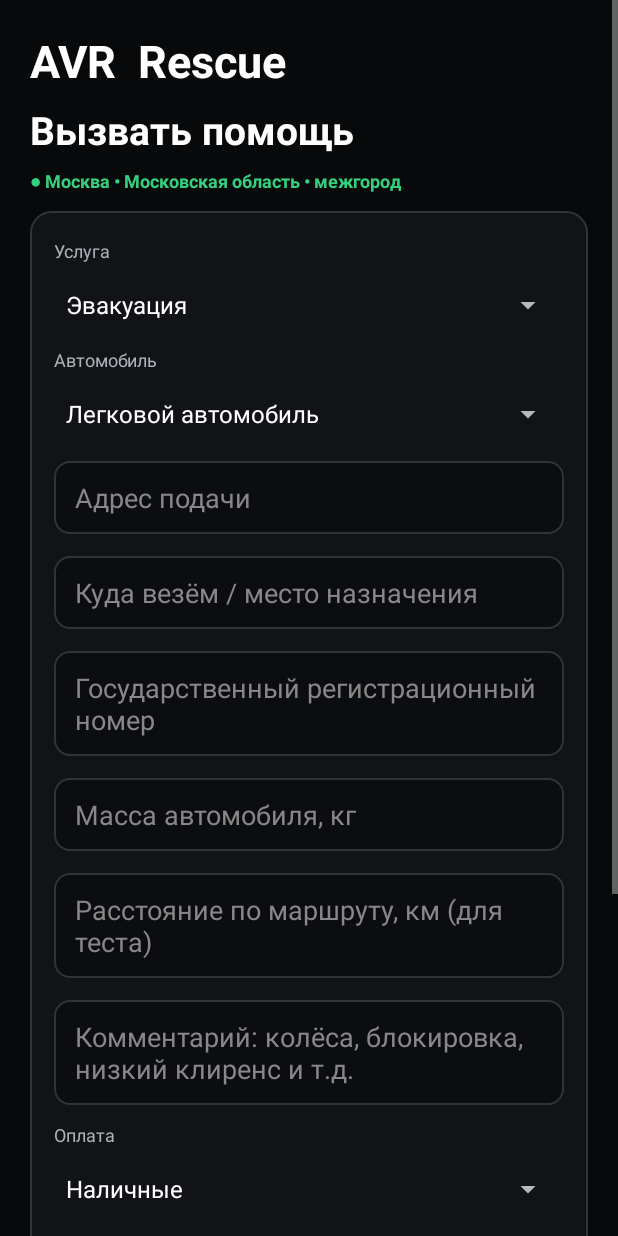
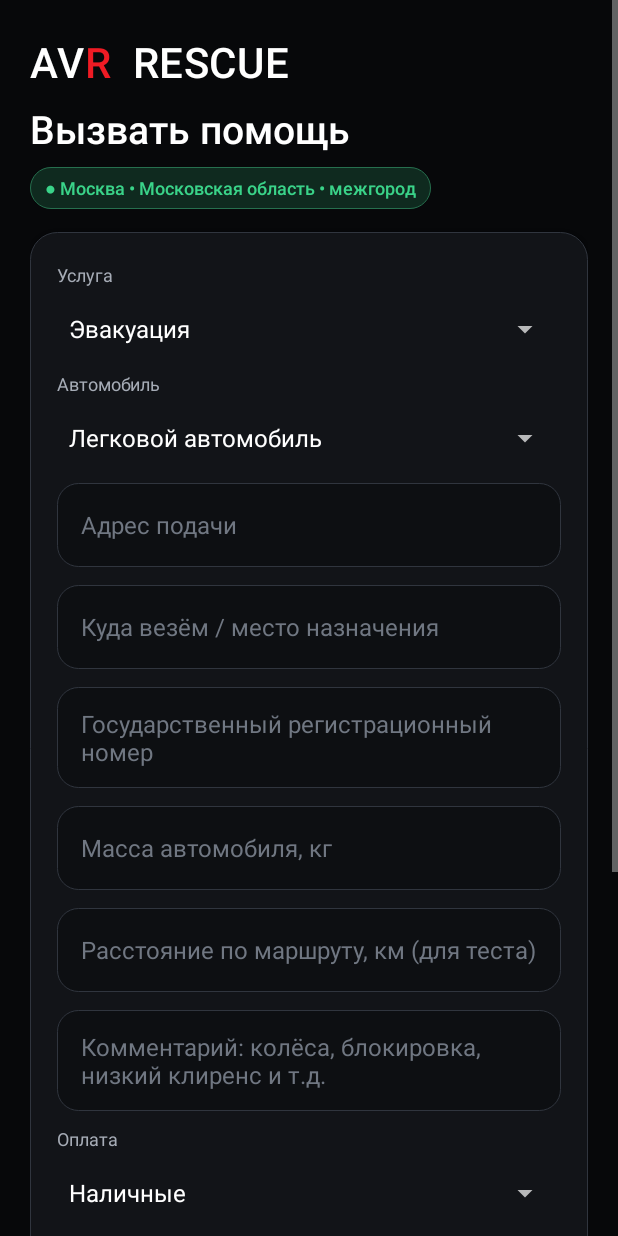
Before and after one commit to JAAXCOB/vladislaw, an Android app: the CreateOrderActivity screen opened directly, with no data from a screen before it, on a phone screen of 412 x 824 dp. Run offline under Robolectric (Android 15) with nearby library versions, the phone set to English and light mode, and no system bars; network calls fail.

Commit message:
checkpoint: materialize published Android 3.23 sources

```diff
--- a/AVRescueAndroid/app/build.gradle
+++ b/AVRescueAndroid/app/build.gradle
@@ -6,8 +6,8 @@ android {
         applicationId 'ru.avrescue.app'
         minSdk 26
         targetSdk 36
-        versionCode 322
-        versionName '3.22'
+        versionCode 323
+        versionName '3.23'
     }
 }
 dependencies {
--- a/AVRescueAndroid/app/src/main/AndroidManifest.xml
+++ b/AVRescueAndroid/app/src/main/AndroidManifest.xml
@@ -19,6 +19,7 @@
     <activity android:name=".VerificationActivity"/>
     <activity android:name=".RegisterActivity"/>
     <activity android:name=".OrderDetailActivity"/>
+    <activity android:name=".PaymentActivity"/>
     <activity android:name=".CreateOrderActivity"/>
     <activity android:name=".DashboardActivity"/>
     <service android:name=".DriverLocationService" android:exported="false" android:foregroundServiceType="location"/>
--- a/AVRescueAndroid/app/src/main/java/ru/avrescue/app/OrderDetailActivity.java
+++ b/AVRescueAndroid/app/src/main/java/ru/avrescue/app/OrderDetailActivity.java
@@ -86,9 +86,11 @@ public class OrderDetailActivity extends Activity {
   String currentStatus=order.optString("status","");int eta=order.optInt("estimated_arrival_min",0);
   if(eta>0&&!"done".equals(currentStatus)&&!"completed".equals(currentStatus)&&!"cancelled".equals(currentStatus)){String etaTitle="in_transit".equals(currentStatus)?"До адреса назначения ≈ ":"До адреса подачи ≈ ";summary.addView(Ui.chip(this,etaTitle+eta+" мин",true));}
   box.addView(summary);
+  String payStatus=order.optString("payment_status","unpaid");boolean payable=price>0&&!"paid".equals(payStatus)&&!"refunded".equals(payStatus)&&!"cancelled".equals(currentStatus);
+  if(payable&&"executor".equals(role)&&order.optString("user_id","").isEmpty()){LinearLayout payment=Ui.card(this);payment.addView(Ui.text(this,"Безналичная оплата",18,true));payment.addView(Ui.muted(this,"Откройте банковский QR и передайте экран клиенту.",13));Button qr=Ui.button(this,"Показать QR для оплаты");qr.setOnClickListener(v->createPayment(qr,true));payment.addView(qr);box.addView(payment);}
 
   String worker=order.optString("assigned_worker_name","");
-  if(!worker.isEmpty()){
+  if(!"executor".equals(role)&&!worker.isEmpty()){
     LinearLayout w=Ui.card(this);
     w.addView(Ui.text(this,"Исполнитель",18,true));
     w.addView(Ui.text(this,worker,16,true));double wr=order.optDouble("worker_rating",0);if(wr>0)w.addView(Ui.muted(this,"Рейтинг "+wr,14));
@@ -151,6 +153,7 @@ public class OrderDetailActivity extends Activity {
   Intent intent=new Intent(Intent.ACTION_VIEW,uri);intent.setPackage("ru.yandex.yandexnavi");
   try{startActivity(intent);}catch(Exception e){Uri web=(lat!=0&&lng!=0)?Uri.parse("https://yandex.ru/maps/?ll="+lng+"%2C"+lat+"&z=16&pt="+lng+"%2C"+lat+"%2Cpm2rdm"):Uri.parse("https://yandex.ru/maps/?text="+Uri.encode(address));try{startActivity(new Intent(Intent.ACTION_VIEW,web));}catch(Exception ignored){Toast.makeText(this,"Не удалось открыть Яндекс Карты",Toast.LENGTH_SHORT).show();}}
  }
+ void createPayment(Button button,boolean driverQr){button.setEnabled(false);button.setText("Создаём оплату…");new Thread(()->{try{JSONObject r=ApiClient.post("/api/payment_create.php",new JSONObject().put("order_id",orderId));runOnUiThread(()->{button.setEnabled(true);button.setText("Показать QR для оплаты");if(r.optBoolean("ok")){Intent in=new Intent(this,PaymentActivity.class);in.putExtra("payment_url",r.optString("payment_url"));in.putExtra("driver_qr",driverQr);startActivity(in);}else Toast.makeText(this,r.optString("error","Не удалось создать оплату"),Toast.LENGTH_LONG).show();});}catch(Exception e){runOnUiThread(()->{button.setEnabled(true);button.setText("Показать QR для оплаты");Toast.makeText(this,"Нет связи с AV Rescue",Toast.LENGTH_LONG).show();});}}).start();}
 
 
  void autoDispatch(){new Thread(()->{try{JSONObject r=ApiClient.post("/api/mobile_auto_dispatch.php",new JSONObject().put("order_id",orderId));runOnUiThread(()->{Toast.makeText(this,r.optBoolean("assigned")?"Ближайший водитель назначен":"Свободных водителей пока нет",Toast.LENGTH_LONG).show();load();});}catch(Exception e){runOnUiThread(()->Toast.makeText(this,"Нет связи",Toast.LENGTH_SHORT).show());}}).start();}
--- a/AVRescueClientAndroid/app/build.gradle
+++ b/AVRescueClientAndroid/app/build.gradle
@@ -6,8 +6,8 @@ android {
         applicationId 'ru.avrescue.client'
         minSdk 26
         targetSdk 36
-        versionCode 9
-        versionName '1.0.8'
+        versionCode 10
+        versionName '1.0.9'
     }
 }
 dependencies { implementation 'androidx.core:core:1.15.0' }
--- a/AVRescueClientAndroid/app/src/main/AndroidManifest.xml
+++ b/AVRescueClientAndroid/app/src/main/AndroidManifest.xml
@@ -14,6 +14,7 @@
     <activity android:name=".VerificationActivity"/>
     <activity android:name=".RegisterActivity"/>
     <activity android:name=".OrderDetailActivity"/>
+    <activity android:name=".PaymentActivity"/>
     <activity android:name=".CreateOrderActivity"/>
     <activity android:name=".DashboardActivity"/>
     <service android:name=".DriverLocationService" android:exported="false" android:foregroundServiceType="location"/>
--- a/AVRescueClientAndroid/app/src/main/java/ru/avrescue/app/OrderDetailActivity.java
+++ b/AVRescueClientAndroid/app/src/main/java/ru/avrescue/app/OrderDetailActivity.java
@@ -76,6 +76,8 @@ public class OrderDetailActivity extends Activity {
   String currentStatus=order.optString("status","");int eta=order.optInt("estimated_arrival_min",0);
   if(eta>0&&!"done".equals(currentStatus)&&!"completed".equals(currentStatus)&&!"cancelled".equals(currentStatus)){String etaTitle="in_transit".equals(currentStatus)?"До адреса назначения ≈ ":"До адреса подачи ≈ ";summary.addView(Ui.chip(this,etaTitle+eta+" мин",true));}
   box.addView(summary);
+  String payStatus=order.optString("payment_status","unpaid");boolean payable=price>0&&!"paid".equals(payStatus)&&!"refunded".equals(payStatus)&&!"cancelled".equals(currentStatus);
+  if(payable&&"client".equals(role)){LinearLayout payment=Ui.card(this);payment.addView(Ui.text(this,"Оплата картой или СБП",18,true));payment.addView(Ui.muted(this,"Банк откроет защищённую форму. При доступности карту можно сохранить для следующих заказов.",13));Button pay=Ui.button(this,"Оплатить "+Math.round(price)+" ₽");pay.setOnClickListener(v->createPayment(pay));payment.addView(pay);box.addView(payment);}
 
   String worker=order.optString("assigned_worker_name","");
   if(!worker.isEmpty()){
@@ -140,6 +142,7 @@ public class OrderDetailActivity extends Activity {
   Intent intent=new Intent(Intent.ACTION_VIEW,uri);intent.setPackage("ru.yandex.yandexnavi");
   try{startActivity(intent);}catch(Exception e){Uri web=(lat!=0&&lng!=0)?Uri.parse("https://yandex.ru/maps/?ll="+lng+"%2C"+lat+"&z=16&pt="+lng+"%2C"+lat+"%2Cpm2rdm"):Uri.parse("https://yandex.ru/maps/?text="+Uri.encode(address));try{startActivity(new Intent(Intent.ACTION_VIEW,web));}catch(Exception ignored){Toast.makeText(this,"Не удалось открыть Яндекс Карты",Toast.LENGTH_SHORT).show();}}
  }
+ void createPayment(Button button){button.setEnabled(false);button.setText("Создаём платёж…");new Thread(()->{try{JSONObject r=ApiClient.post("/api/payment_create.php",new JSONObject().put("order_id",orderId));runOnUiThread(()->{button.setEnabled(true);button.setText("Оплатить картой или СБП");if(r.optBoolean("ok")){Intent in=new Intent(this,PaymentActivity.class);in.putExtra("payment_url",r.optString("payment_url"));startActivity(in);}else Toast.makeText(this,r.optString("error","Не удалось создать платёж"),Toast.LENGTH_LONG).show();});}catch(Exception e){runOnUiThread(()->{button.setEnabled(true);button.setText("Оплатить картой или СБП");Toast.makeText(this,"Нет связи с AV Rescue",Toast.LENGTH_LONG).show();});}}).start();}
 
 
  void autoDispatch(){new Thread(()->{try{JSONObject r=ApiClient.post("/api/mobile_auto_dispatch.php",new JSONObject().put("order_id",orderId));runOnUiThread(()->{Toast.makeText(this,r.optBoolean("assigned")?"Ближайший водитель назначен":"Свободных водителей пока нет",Toast.LENGTH_LONG).show();load();});}catch(Exception e){runOnUiThread(()->Toast.makeText(this,"Нет связи",Toast.LENGTH_SHORT).show());}}).start();}
--- a/AVRescueClientAndroid/app/src/main/java/ru/avrescue/app/Ui.java
+++ b/AVRescueClientAndroid/app/src/main/java/ru/avrescue/app/Ui.java
@@ -1,38 +1,35 @@
 package ru.avrescue.app;
 
+import android.content.Context;
+import android.content.res.ColorStateList;
 import android.graphics.Color;
 import android.graphics.Typeface;
+import android.graphics.drawable.GradientDrawable;
 import android.os.Build;
+import android.text.Spannable;
+import android.text.SpannableString;
+import android.text.style.ForegroundColorSpan;
 import android.util.TypedValue;
 import android.view.Gravity;
+import android.view.View;
 import android.view.ViewGroup;
 import android.widget.*;
-import android.content.Context;
 
 public final class Ui {
- public static final int BG=Color.rgb(8,9,10), PANEL=Color.rgb(17,19,23), RED=Color.rgb(237,17,28), WHITE=Color.WHITE, MUTED=Color.rgb(174,179,186), GREEN=Color.rgb(53,208,127);
-
- public static TextView text(Context c,String s,int sp,boolean bold){
-   TextView v=new TextView(c);v.setText(s);v.setTextColor(WHITE);v.setTextSize(TypedValue.COMPLEX_UNIT_SP,sp);
-   v.setMaxLines(Integer.MAX_VALUE);v.setHorizontallyScrolling(false);v.setIncludeFontPadding(true);
-   if(Build.VERSION.SDK_INT>=23){v.setBreakStrategy(android.text.Layout.BREAK_STRATEGY_HIGH_QUALITY);v.setHyphenationFrequency(android.text.Layout.HYPHENATION_FREQUENCY_NORMAL);}
-   if(bold)v.setTypeface(Typeface.DEFAULT,Typeface.BOLD);v.setPadding(0,dp(c,4),0,dp(c,4));return v;
- }
+ public static final int BG=Color.rgb(7,8,10), PANEL=Color.rgb(18,20,24), PANEL_ALT=Color.rgb(25,28,34), RED=Color.rgb(239,27,36), WHITE=Color.WHITE, MUTED=Color.rgb(166,172,182), GREEN=Color.rgb(58,211,137), LINE=Color.rgb(48,53,62);
+ private static Typeface medium(){return Typeface.create("sans-serif-medium",Typeface.NORMAL);}
+ private static GradientDrawable shape(int color,float radius){GradientDrawable d=new GradientDrawable();d.setColor(color);d.setCornerRadius(radius);return d;}
+ private static GradientDrawable outlined(int fill,int stroke,float radius){GradientDrawable d=shape(fill,radius);d.setStroke(1,stroke);return d;}
+ public static TextView text(Context c,String s,int sp,boolean bold){TextView v=new TextView(c);v.setText(s);v.setTextColor(WHITE);v.setTextSize(TypedValue.COMPLEX_UNIT_SP,sp);v.setLineSpacing(0,1.08f);v.setMaxLines(Integer.MAX_VALUE);v.setHorizontallyScrolling(false);v.setIncludeFontPadding(true);if(Build.VERSION.SDK_INT>=23){v.setBreakStrategy(android.text.Layout.BREAK_STRATEGY_HIGH_QUALITY);v.setHyphenationFrequency(android.text.Layout.HYPHENATION_FREQUENCY_NORMAL);}if(bold)v.setTypeface(medium());v.setPadding(0,dp(c,4),0,dp(c,4));return v;}
  public static TextView muted(Context c,String s,int sp){TextView v=text(c,s,sp,false);v.setTextColor(MUTED);return v;}
- public static EditText input(Context c,String hint){
-   EditText e=new EditText(c);e.setHint(hint);e.setHintTextColor(Color.GRAY);e.setTextColor(WHITE);
-   e.setBackgroundResource(R.drawable.input);e.setPadding(dp(c,14),dp(c,12),dp(c,14),dp(c,12));
-   LinearLayout.LayoutParams p=new LinearLayout.LayoutParams(-1,-2);p.setMargins(0,dp(c,7),0,dp(c,7));e.setLayoutParams(p);return e;
- }
- public static Button button(Context c,String s){
-   Button b=new Button(c);b.setText(s);b.setTextColor(WHITE);b.setAllCaps(false);b.setTypeface(Typeface.DEFAULT,Typeface.BOLD);
-   b.setBackgroundResource(R.drawable.button_red);LinearLayout.LayoutParams p=new LinearLayout.LayoutParams(-1,-2);p.setMargins(0,dp(c,7),0,dp(c,7));b.setLayoutParams(p);return b;
- }
- public static Button darkButton(Context c,String s){Button b=button(c,s);b.setBackgroundResource(R.drawable.button_dark);return b;}
- public static LinearLayout column(Context c){LinearLayout l=new LinearLayout(c);l.setOrientation(LinearLayout.VERTICAL);int widthDp=(int)(c.getResources().getDisplayMetrics().widthPixels/c.getResources().getDisplayMetrics().density);int side=widthDp<360?14:widthDp>=600?32:20;l.setPadding(dp(c,side),dp(c,16),dp(c,side),dp(c,24));l.setBackgroundColor(BG);l.setLayoutParams(new ViewGroup.LayoutParams(ViewGroup.LayoutParams.MATCH_PARENT,ViewGroup.LayoutParams.WRAP_CONTENT));return l;}
- public static LinearLayout card(Context c){LinearLayout l=new LinearLayout(c);l.setOrientation(LinearLayout.VERTICAL);l.setPadding(dp(c,16),dp(c,14),dp(c,16),dp(c,14));l.setBackgroundResource(R.drawable.panel);LinearLayout.LayoutParams p=new LinearLayout.LayoutParams(-1,-2);p.setMargins(0,dp(c,7),0,dp(c,7));l.setLayoutParams(p);return l;}
- public static TextView brand(Context c){TextView v=text(c,"AVR  Rescue",30,true);v.setSingleLine(true);if(Build.VERSION.SDK_INT>=26)v.setAutoSizeTextTypeUniformWithConfiguration(22,30,1,TypedValue.COMPLEX_UNIT_SP);return v;}
- public static TextView chip(Context c,String s,boolean good){TextView v=text(c,s,12,true);v.setTextColor(good?GREEN:MUTED);return v;}
- public static Button navButton(Context c,String s){Button b=new Button(c);b.setText(s);b.setAllCaps(false);b.setTextColor(WHITE);b.setTextSize(TypedValue.COMPLEX_UNIT_SP,11);b.setMinWidth(0);b.setMinimumWidth(0);b.setMinHeight(0);b.setMinimumHeight(0);b.setGravity(Gravity.CENTER);b.setMaxLines(2);b.setPadding(dp(c,3),0,dp(c,3),0);b.setBackgroundColor(Color.TRANSPARENT);return b;}
+ public static EditText input(Context c,String hint){EditText e=new EditText(c);e.setHint(hint);e.setHintTextColor(Color.rgb(112,119,130));e.setTextColor(WHITE);e.setTextSize(TypedValue.COMPLEX_UNIT_SP,16);e.setSingleLine(false);e.setMinHeight(dp(c,56));e.setBackground(outlined(Color.rgb(13,15,18),LINE,dp(c,14)));e.setPadding(dp(c,16),dp(c,13),dp(c,16),dp(c,13));if(Build.VERSION.SDK_INT>=21)e.setBackgroundTintList(null);LinearLayout.LayoutParams p=new LinearLayout.LayoutParams(-1,-2);p.setMargins(0,dp(c,6),0,dp(c,6));e.setLayoutParams(p);return e;}
+ public static Button button(Context c,String s){Button b=new Button(c);b.setText(s);b.setTextColor(WHITE);b.setTextSize(TypedValue.COMPLEX_UNIT_SP,15);b.setAllCaps(false);b.setTypeface(medium());b.setGravity(Gravity.CENTER);b.setMinHeight(dp(c,54));b.setMinimumHeight(dp(c,54));b.setBackground(shape(RED,dp(c,14)));if(Build.VERSION.SDK_INT>=21)b.setBackgroundTintList(ColorStateList.valueOf(RED));b.setStateListAnimator(null);b.setElevation(dp(c,2));LinearLayout.LayoutParams p=new LinearLayout.LayoutParams(-1,-2);p.setMargins(0,dp(c,7),0,dp(c,7));b.setLayoutParams(p);return b;}
+ public static Button darkButton(Context c,String s){Button b=button(c,s);b.setBackground(outlined(PANEL_ALT,LINE,dp(c,14)));if(Build.VERSION.SDK_INT>=21)b.setBackgroundTintList(null);b.setElevation(0);return b;}
+ public static LinearLayout column(Context c){LinearLayout l=new LinearLayout(c);l.setOrientation(LinearLayout.VERTICAL);int widthDp=(int)(c.getResources().getDisplayMetrics().widthPixels/c.getResources().getDisplayMetrics().density);int side=widthDp<360?14:widthDp>=600?32:20;l.setPadding(dp(c,side),dp(c,18),dp(c,side),dp(c,30));l.setBackgroundColor(BG);l.setLayoutParams(new ViewGroup.LayoutParams(ViewGroup.LayoutParams.MATCH_PARENT,ViewGroup.LayoutParams.WRAP_CONTENT));return l;}
+ public static LinearLayout card(Context c){LinearLayout l=new LinearLayout(c);l.setOrientation(LinearLayout.VERTICAL);l.setPadding(dp(c,18),dp(c,16),dp(c,18),dp(c,16));l.setBackground(outlined(PANEL,LINE,dp(c,18)));l.setElevation(dp(c,1));LinearLayout.LayoutParams p=new LinearLayout.LayoutParams(-1,-2);p.setMargins(0,dp(c,7),0,dp(c,7));l.setLayoutParams(p);return l;}
+ public static TextView brand(Context c){TextView v=text(c,"AVR  RESCUE",28,true);SpannableString ss=new SpannableString("AVR  RESCUE");ss.setSpan(new ForegroundColorSpan(RED),2,3,Spannable.SPAN_EXCLUSIVE_EXCLUSIVE);v.setText(ss);v.setLetterSpacing(.015f);v.setSingleLine(true);return v;}
+ public static TextView chip(Context c,String s,boolean good){TextView v=text(c,s,12,true);v.setTextColor(good?GREEN:MUTED);v.setBackground(outlined(good?Color.rgb(15,42,31):PANEL_ALT,good?Color.rgb(38,111,78):LINE,dp(c,99)));v.setPadding(dp(c,10),dp(c,5),dp(c,10),dp(c,5));LinearLayout.LayoutParams p=new LinearLayout.LayoutParams(-2,-2);p.setMargins(0,dp(c,4),0,dp(c,8));v.setLayoutParams(p);return v;}
+ public static Button navButton(Context c,String s,boolean selected){Button b=new Button(c);b.setText(s);b.setAllCaps(false);b.setTextColor(selected?WHITE:MUTED);b.setTextSize(TypedValue.COMPLEX_UNIT_SP,11);b.setTypeface(selected?medium():Typeface.DEFAULT);b.setMinWidth(0);b.setMinimumWidth(0);b.setMinHeight(0);b.setMinimumHeight(0);b.setGravity(Gravity.CENTER);b.setMaxLines(2);b.setPadding(dp(c,3),0,dp(c,3),0);b.setBackground(selected?shape(Color.rgb(43,25,29),dp(c,12)):shape(Color.TRANSPARENT,0));if(Build.VERSION.SDK_INT>=21)b.setBackgroundTintList(null);return b;}
+ public static View divider(Context c){View v=new View(c);v.setBackgroundColor(LINE);v.setLayoutParams(new LinearLayout.LayoutParams(-1,dp(c,1)));return v;}
  public static int dp(Context c,int n){return (int)(n*c.getResources().getDisplayMetrics().density+.5f);}
 }
```
Also changed, not shown: AVRescueAndroid/app/src/main/java/ru/avrescue/app/DashboardActivity.java (+20 -15 lines), AVRescueAndroid/app/src/main/java/ru/avrescue/app/PaymentActivity.java (added, +33 -0 lines), AVRescueAndroid/app/src/main/java/ru/avrescue/app/Ui.java (+25 -21 lines), AVRescueClientAndroid/app/src/main/java/ru/avrescue/app/DashboardActivity.java (+4 -3 lines), AVRescueClientAndroid/app/src/main/java/ru/avrescue/app/PaymentActivity.java (added, +31 -0 lines), AVRescueAndroid/gradle/wrapper/gradle-wrapper.properties, AVRescueClientAndroid/gradle/wrapper/gradle-wrapper.properties.
